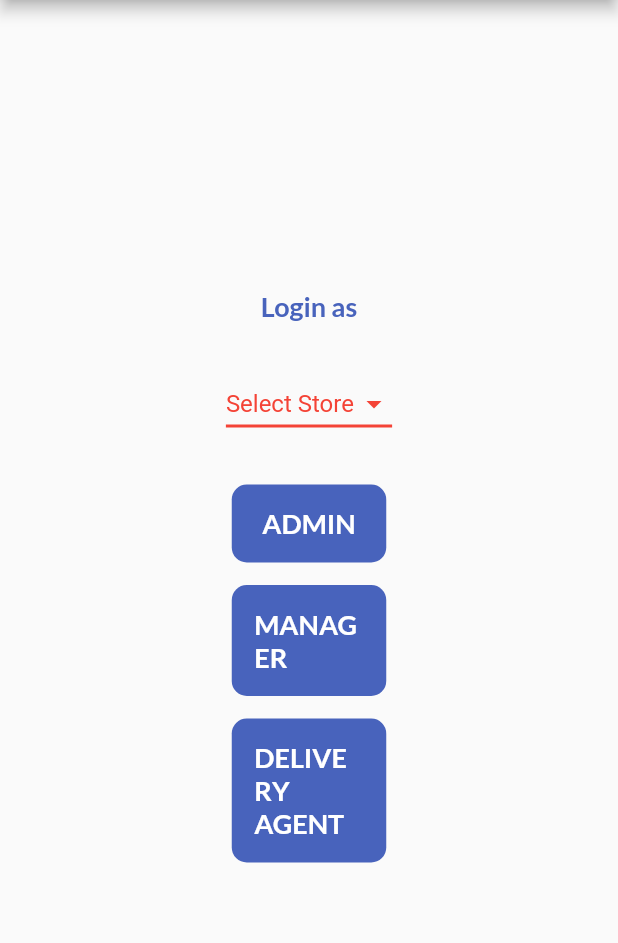
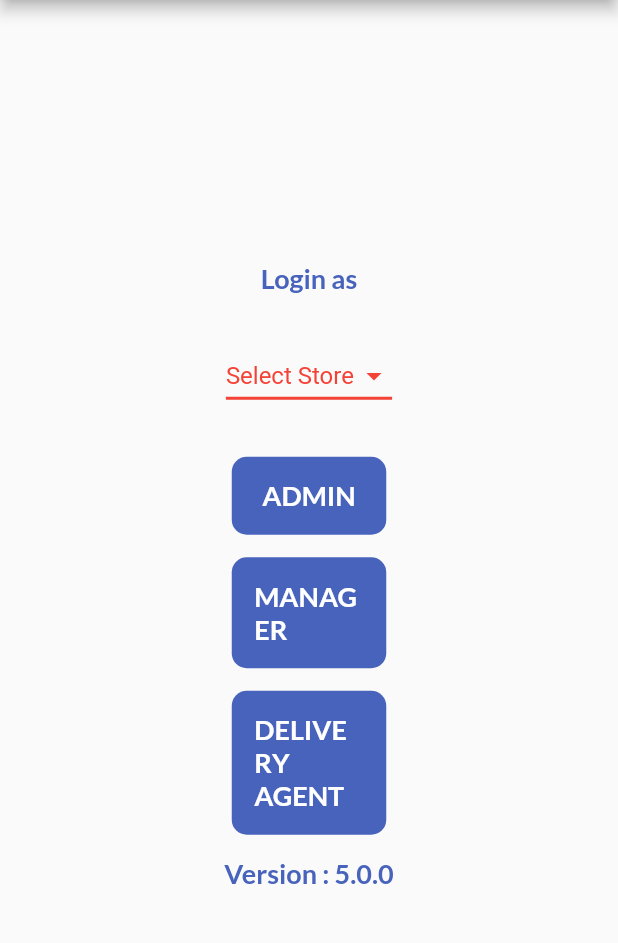
Before and after one commit to ank237/live_pharmacy_web, a Flutter app: the screen it shows after launch, on a phone screen of 412 x 824 dp, the part 84-1027 px from its top. Run offline on Flutter 3.47's test engine with Material 2 defaults, Android fonts, the phone set to English and light mode, and no system bars; our stand-ins replace cloud_firestore, firebase_auth, firebase_core, firebase_database, firebase_storage, fluttertoast and 5 more; accounts and stored records are empty.

Commit message:
16/02/2020
Signed-off-by: ank237 <anandankitfine@gmail.com>

```diff
--- a/lib/provider/orderProvider.dart
+++ b/lib/provider/orderProvider.dart
@@ -123,11 +123,11 @@ class OrderProvider extends ChangeNotifier {
       'order_created_date': newOrder.orderCreatedDate,
 
     });
-    await _db.collection('customers'+' '+Stores.dropdownValue).doc(newOrder.phoneNumber).update({
+    await _db.collection('customers'+' '+Stores.dropdownValue).doc(newOrder.phoneNumber).set({
       'name': newOrder.name,
       'address': newOrder.address,
       'phone': newOrder.phoneNumber,
-    });
+    },SetOptions(merge: true));
     toggleIsLoading();
     notifyListeners();
   }
--- a/lib/screens/initial.dart
+++ b/lib/screens/initial.dart
@@ -162,6 +162,8 @@ class _InitialScreenState extends State<InitialScreen> {
                   child: Text('DELIVERY AGENT', style: kLargeWhiteTextStyle),
                 ),
               ),
+              SizedBox(height: 15),
+              Text('Version : 5.0.0', style: kLargeBlueTextStyle),
             ],
           ),
         ),
```
Also changed, not shown: lib/screens/createOrder.dart (+6 -1 lines).
